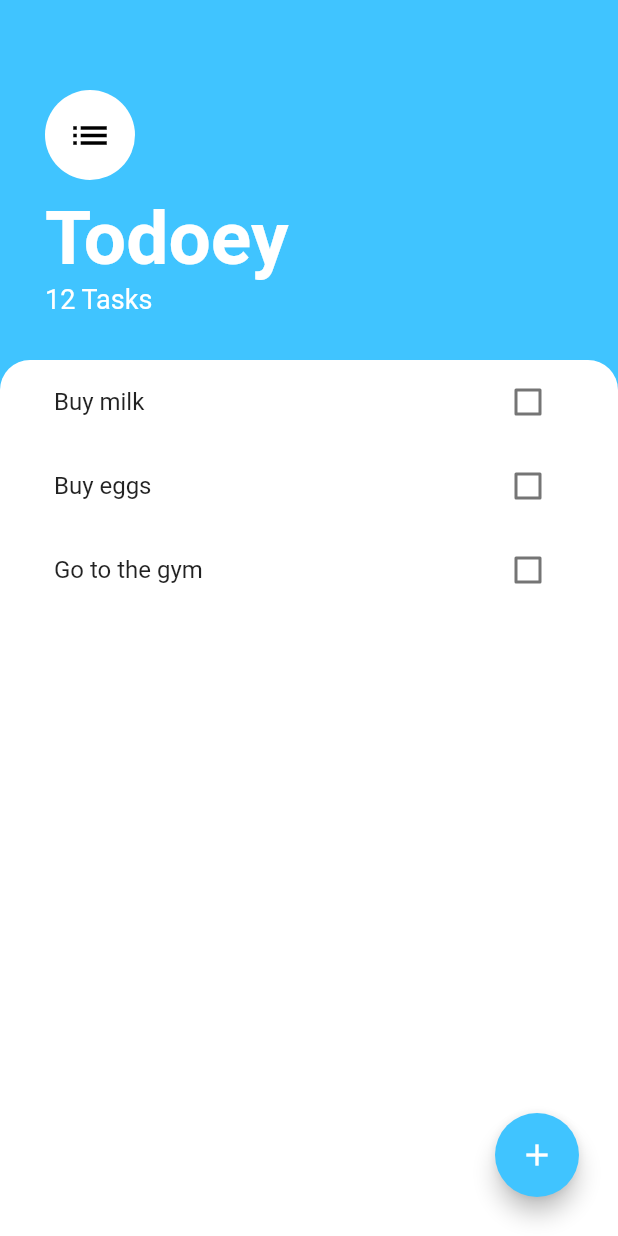
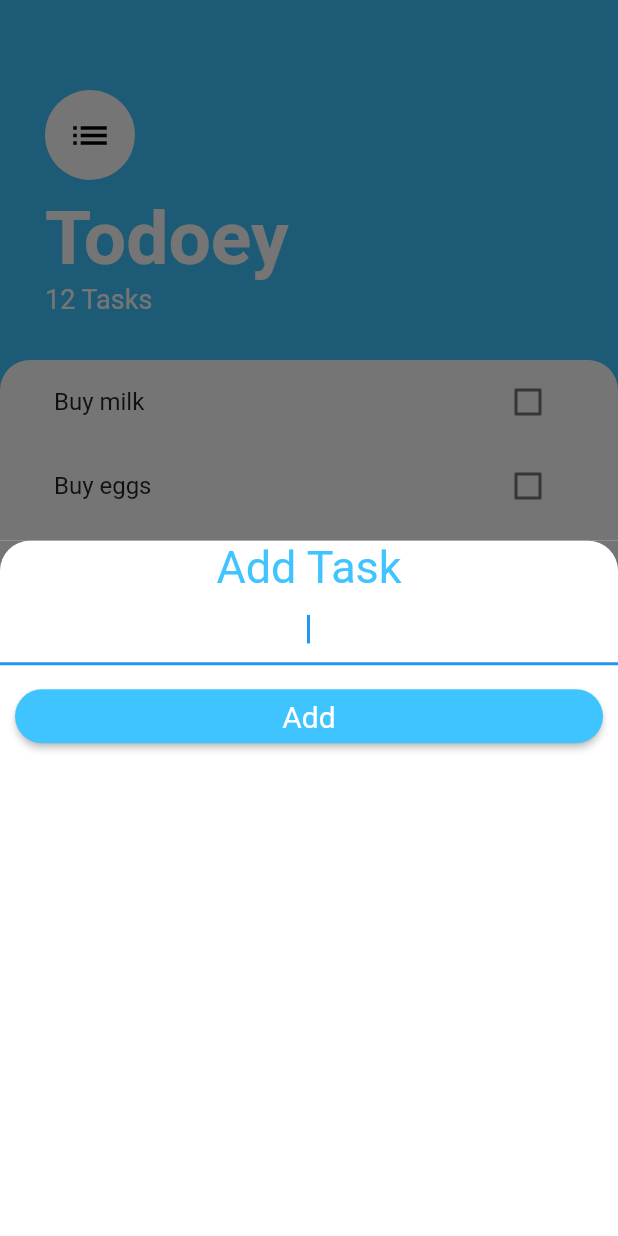
Before and after one commit to mtranggit/todoey_flutter, a Flutter app: the screen it shows after launch, after a tap on the "add" icon, on a phone screen of 412 x 824 dp. Run offline on Flutter 3.47's test engine with Material 2 defaults, Android fonts, the phone set to English and light mode, and no system bars.

Commit message:
build add task screen

```diff
--- /dev/null
+++ b/lib/screens/add_task_screen.dart
@@ -0,0 +1,55 @@
+import 'package:flutter/material.dart';
+
+class AddTaskScreen extends StatelessWidget {
+  @override
+  Widget build(BuildContext context) {
+    return Container(
+      color: Color(0xff757575),
+      child: Container(
+        child: Column(
+          children: [
+            Text(
+              'Add Task',
+              style: TextStyle(fontSize: 30.0, color: Colors.lightBlueAccent),
+            ),
+            TextField(
+              autofocus: true,
+              textAlign: TextAlign.center,
+            ),
+            SizedBox(
+              height: 10.0,
+            ),
+            Column(
+              mainAxisSize: MainAxisSize.min,
+              crossAxisAlignment: CrossAxisAlignment.stretch,
+              children: [
+                Padding(
+                  padding: const EdgeInsets.symmetric(horizontal: 10.0),
+                  child: ElevatedButton(
+                    onPressed: () {},
+                    style: ElevatedButton.styleFrom(
+                      primary: Colors.lightBlueAccent,
+                      // fixedSize: Size(300, 50),
+                      textStyle: TextStyle(fontSize: 20, color: Colors.white),
+                      shape: RoundedRectangleBorder(
+                          borderRadius: BorderRadius.circular(50)),
+                    ),
+                    child: Text(
+                      'Add',
+                    ),
+                  ),
+                ),
+              ],
+            ),
+          ],
+        ),
+        decoration: BoxDecoration(
+            color: Colors.white,
+            borderRadius: BorderRadius.only(
+              topLeft: Radius.circular(20.0),
+              topRight: Radius.circular(20.0),
+            )),
+      ),
+    );
+  }
+}
--- a/lib/screens/tasks_screen.dart
+++ b/lib/screens/tasks_screen.dart
@@ -1,4 +1,5 @@
 import 'package:flutter/material.dart';
+import 'package:todoey_flutter/screens/add_task_screen.dart';
 import 'package:todoey_flutter/widgets/tasks_list.dart';
 
 class TasksScreen extends StatelessWidget {
@@ -9,7 +10,12 @@ class TasksScreen extends StatelessWidget {
       floatingActionButton: Padding(
         padding: const EdgeInsets.all(10.0),
         child: FloatingActionButton(
-          onPressed: () {},
+          onPressed: () {
+            showModalBottomSheet(
+              context: context,
+              builder: (context) => AddTaskScreen(),
+            );
+          },
           backgroundColor: Colors.lightBlueAccent,
           child: Icon(Icons.add),
         ),
```
